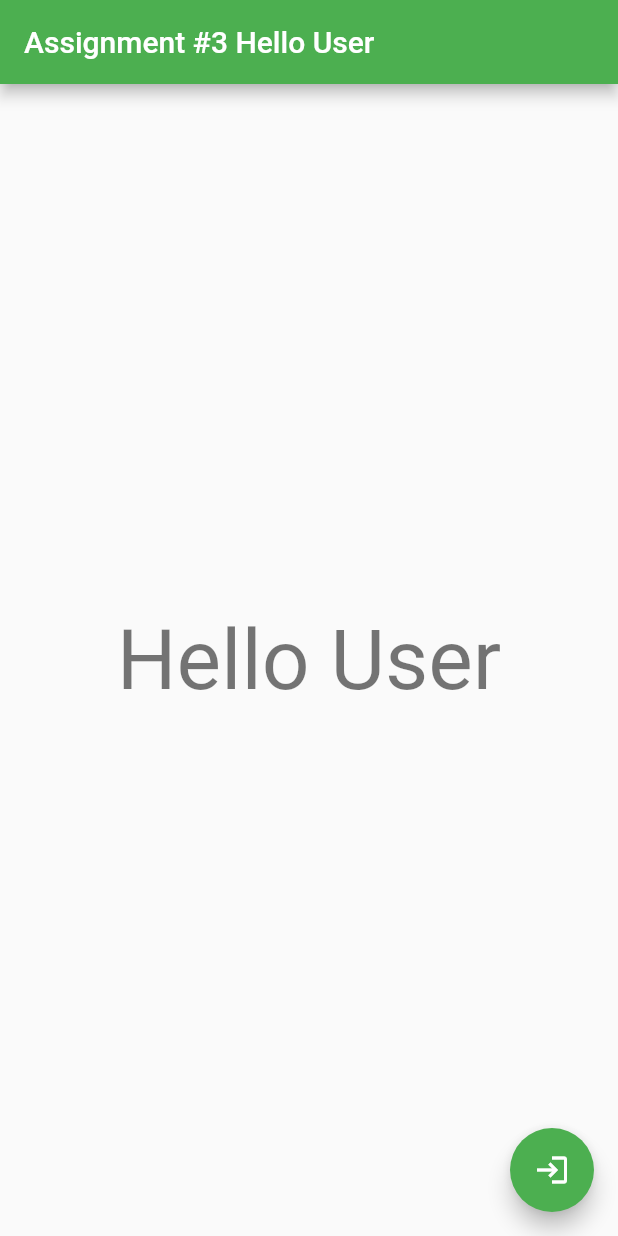
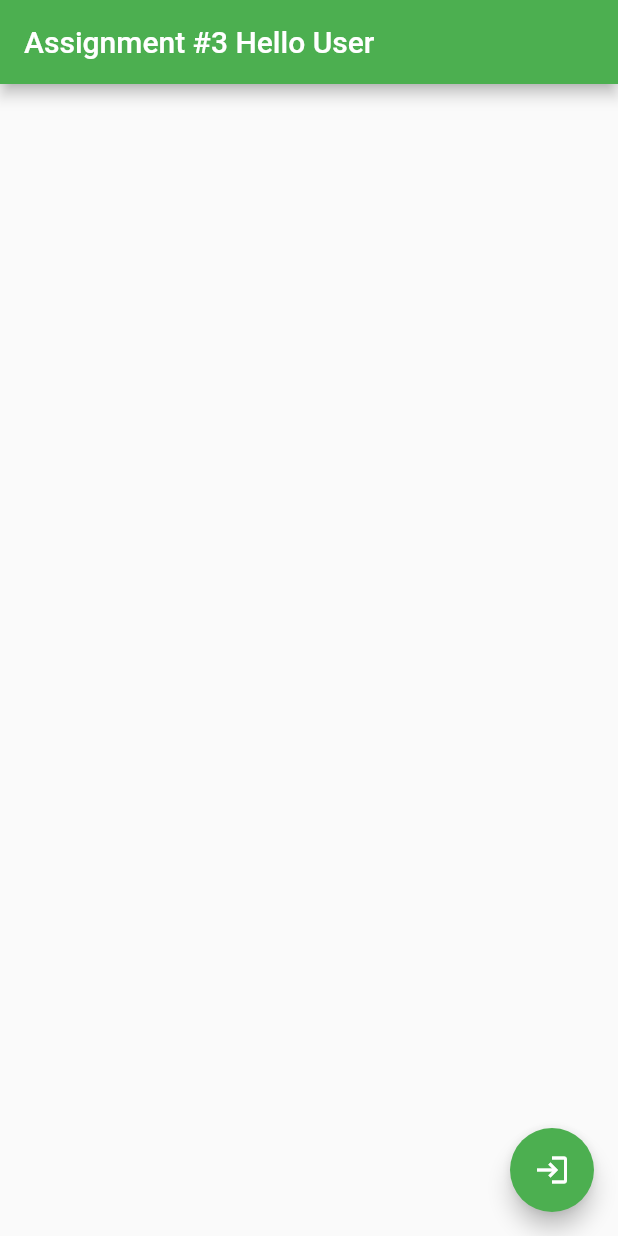
Before and after one commit to nattanan-h/hw3, a Flutter app: the screen it shows after launch, after a tap on the "login" icon, on a phone screen of 412 x 824 dp. Run offline on Flutter 3.47's test engine with Material 2 defaults, Android fonts, the phone set to English and light mode, and no system bars.

Commit message:
probably last edit

```diff
--- a/lib/main.dart
+++ b/lib/main.dart
@@ -1,5 +1,3 @@
-import 'dart:math';
-
 import 'package:flutter/material.dart';
 
 void main() {
@@ -32,12 +30,16 @@ class MyHomePage extends StatefulWidget {
 }
 
 class _MyHomePageState extends State<MyHomePage> {
-  String username = 'User';
+  String? username;
 
-  void _loginUser() {
-    setState(() {
-      //TODO
-    });
+  Future<void> _loginUser() async {
+    //TODO
+    setState(() {});
+  }
+
+  String greetText() {
+    //TODO
+    return '';
   }
 
   @override
@@ -51,7 +53,7 @@ class _MyHomePageState extends State<MyHomePage> {
           mainAxisAlignment: MainAxisAlignment.center,
           children: <Widget>[
             Text(
-              'Hello $username',
+              greetText(),
               style: Theme.of(context).textTheme.displayMedium,
             ),
           ],
@@ -69,7 +71,9 @@ class _MyHomePageState extends State<MyHomePage> {
 /*
 Provided Async function getUserInfo
  */
+int index = 0;
+final usernameList = ['Peter','Jacob','Steve',null];
 Future<String?> getUserInfo() async {
-  final usernameList = ['Peter','David',null];
-  return Future.delayed(const Duration(seconds: 3),() => usernameList[Random().nextInt(2)]);
+  index = index % usernameList.length;
+  return Future.delayed(const Duration(seconds: 3),() => usernameList[index++]);
 }
```
